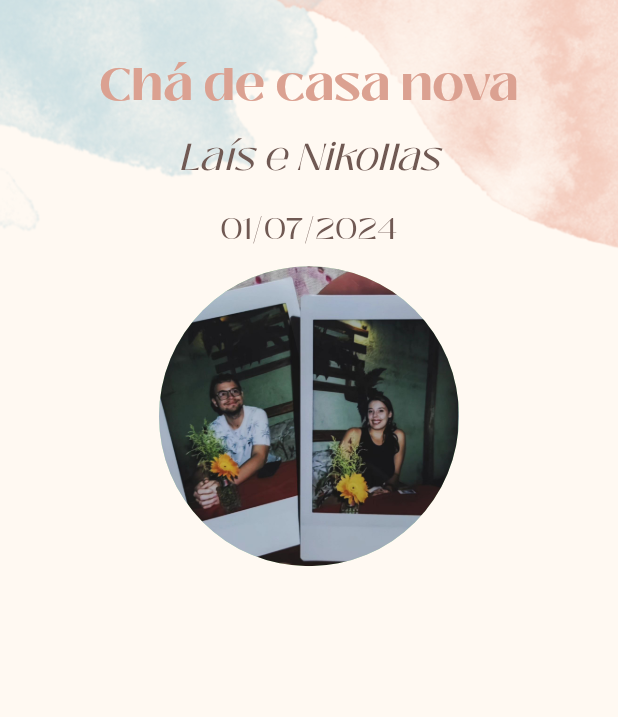
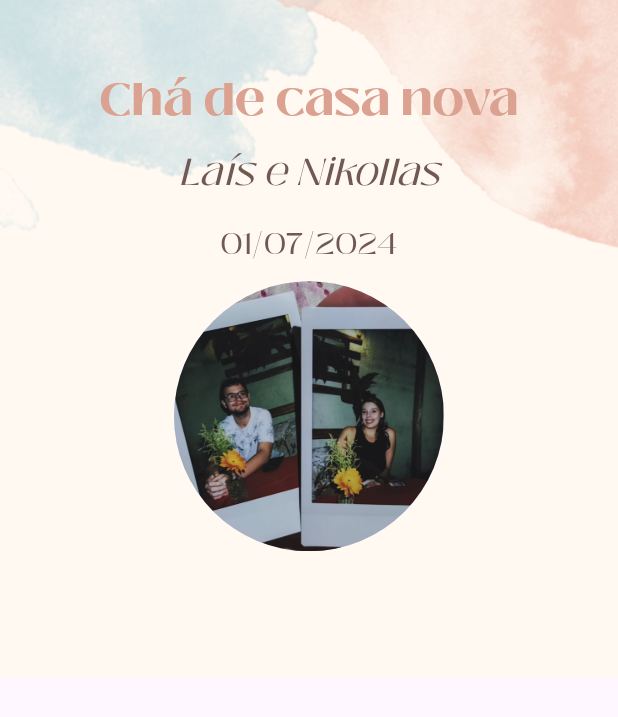
Before and after one commit to NikFG/cha_casa_nova, a Flutter app: the screen it shows after launch, on a phone screen of 412 x 824 dp. Shown: the top 717 px of the screen. Run offline on Flutter 3.47's test engine with Material 3 defaults, Android fonts, the phone set to English and light mode, and no system bars; our stand-ins replace cloud_firestore, firebase_core, qr_flutter, responsive_grid; missing offline and left inert: dart:js, pix_flutter; accounts and stored records are empty.

Commit message:
refatoração código

```diff
--- a/lib/main.dart
+++ b/lib/main.dart
@@ -1,6 +1,6 @@
 import 'package:flutter/material.dart';
 
-import 'my_home_page.dart';
+import 'pages/my_home_page.dart';
 import 'package:firebase_core/firebase_core.dart';
 import 'firebase_options.dart';
 
@@ -20,7 +20,8 @@ class MyApp extends StatelessWidget {
       title: 'Chá de casa nova Nikollas + Laís',
       debugShowCheckedModeBanner: false,
       theme: ThemeData(
-        colorScheme: ColorScheme.fromSeed(seedColor: Colors.green),
+        primaryColor: const Color.fromARGB(255, 112, 89, 83),
+        fontFamily: "BlackMango",
         useMaterial3: true,
       ),
       home: const MyHomePage(title: 'Chá de casa nova NikolLaís'),
--- a/lib/home_page_mobile.dart
+++ b/lib/pages/home_page_mobile.dart
@@ -1,3 +1,4 @@
+import "package:cha_casa_nova/utils/constants.dart";
 import "package:flutter/material.dart";
 
 class HomePageMobile extends StatelessWidget {
@@ -8,45 +9,45 @@ class HomePageMobile extends StatelessWidget {
     return Column(
       mainAxisAlignment: MainAxisAlignment.center,
       children: [
-        const Text(
+        Text(
           "Chá de casa nova",
           textAlign: TextAlign.center,
           style: TextStyle(
             fontSize: 30,
-            fontFamily: 'BlackMango',
+
             fontWeight: FontWeight.w900,
-            color: Color.fromARGB(255, 219, 161, 145),
+            color: Constants.secondaryColor,
           ),
         ),
-        SizedBox(
+        const SizedBox(
           height: 10,
         ),
         Text(
           "Laís e Nikollas",
           style: TextStyle(
             fontSize: 25,
-            fontFamily: 'BlackMango',
+
             fontStyle: FontStyle.italic,
-            color: Color.fromARGB(255, 112, 89, 83),
+            color: Constants.primaryColor,
           ),
         ),
-        SizedBox(
+        const SizedBox(
           height: 15,
         ),
         Text(
           "01/07/2024",
           style: TextStyle(
             fontSize: 20,
-            fontFamily: 'BlackMango',
-            color: Color.fromARGB(255, 112, 89, 83),
+
+            color:Constants.primaryColor,
           ),
         ),
-        SizedBox(
+        const SizedBox(
           height: 10,
         ),
-        CircleAvatar(
+        const CircleAvatar(
           backgroundImage: AssetImage("assets/profile.png"),
-          radius: 100,
+          radius: 90,
         )
       ],
     );
--- a/lib/my_home_page.dart
+++ b/lib/pages/my_home_page.dart
@@ -1,11 +1,11 @@
-import "dart:io";
 import 'dart:js' as js;
 
-import 'package:cha_casa_nova/Produto.dart';
-import "package:cha_casa_nova/home_page_mobile.dart";
-import "package:cha_casa_nova/home_page_pc.dart";
-import 'package:cha_casa_nova/pix_page.dart';
-import 'package:cha_casa_nova/product_card.dart';
+import 'package:cha_casa_nova/model/Produto.dart';
+import "package:cha_casa_nova/pages/home_page_mobile.dart";
+import "package:cha_casa_nova/pages/home_page_pc.dart";
+import 'package:cha_casa_nova/pages/pix_page.dart';
+import 'package:cha_casa_nova/pages/presente_page.dart';
+import 'package:cha_casa_nova/widgets/product_card.dart';
 import 'package:cloud_firestore/cloud_firestore.dart';
 import 'package:flutter/material.dart';
 import 'package:responsive_grid/responsive_grid.dart';
@@ -44,25 +44,30 @@ class _MyHomePageState extends State<MyHomePage> {
     final double itemWidth = size.width / 2;
     final bool isPc = size.width >= 1100;
     return Scaffold(
-        appBar: AppBar(
-          backgroundColor: Theme.of(context).colorScheme.inversePrimary,
-          toolbarHeight: height,
-          flexibleSpace: Container(
-            decoration: BoxDecoration(
+        // appBar: AppBar(
+        //   backgroundColor: Theme.of(context).colorScheme.inversePrimary,
+        //   toolbarHeight: height,
+        //   flexibleSpace: ,
+        // ),
+        body: SafeArea(
+      child: ListView(
+        children: [
+          Container(
+            height: height,
+            decoration: const BoxDecoration(
                 image: DecorationImage(
               image: AssetImage("assets/background.png"),
               fit: BoxFit.cover,
             )),
-            child: isPc ? HomePagePc() : HomePageMobile(),
+            child: isPc ? const HomePagePc() : const HomePageMobile(),
           ),
-        ),
-        body: SafeArea(
-          child: Container(
-            color: Color.fromARGB(255,255, 249, 242),
+          Container(
+            color: const Color.fromARGB(255, 255, 249, 242),
             child: Padding(
               padding:
                   const EdgeInsets.symmetric(vertical: 20.0, horizontal: 5.2),
               child: ResponsiveGridList(
+                  shrinkWrap: true,
                   desiredItemWidth: itemWidth > 600 ? 500 : 200,
                   minSpacing: 50,
                   children: produtos
@@ -80,8 +85,14 @@ class _MyHomePageState extends State<MyHomePage> {
                                           MainAxisAlignment.spaceBetween,
                                       children: [
                                         ElevatedButton(
-                                          onPressed: () => js.context
-                                              .callMethod('open', [p.link]),
+                                          onPressed: () {
+                                            js.context
+                                                .callMethod('open', [p.link]);
+                                            Navigator.of(context).push(
+                                                MaterialPageRoute(
+                                                    builder: (context) =>
+                                                        const PresentePage()));
+                                          },
                                           child: const Text("Loja"),
                                         ),
                                         ElevatedButton(
@@ -103,7 +114,9 @@ class _MyHomePageState extends State<MyHomePage> {
                       .toList()),
             ),
           ),
-        ));
+        ],
+      ),
+    ));
   }
 
   void refresh() async {
--- a/lib/add_produto.dart
+++ b/lib/utils/add_produto.dart
@@ -1,10 +1,10 @@
-import 'package:cha_casa_nova/my_home_page.dart';
+import 'package:cha_casa_nova/pages/my_home_page.dart';
 import 'package:cloud_firestore/cloud_firestore.dart';
 import 'package:flutter/material.dart';
 import 'package:flutter/services.dart';
 import 'package:uuid/uuid.dart';
 
-import 'Produto.dart';
+import '../model/Produto.dart';
 
 class AddProduto extends StatefulWidget {
   const AddProduto({super.key, required this.title});
--- /dev/null
+++ b/lib/utils/constants.dart
@@ -0,0 +1,6 @@
+import 'dart:ui';
+
+class Constants{
+  static Color primaryColor = const Color.fromARGB(255, 112, 89, 83);
+  static Color secondaryColor = const Color.fromARGB(255, 219, 161, 145);
+}
```
Also changed, not shown: lib/pages/home_page_pc.dart (renamed from lib/home_page_pc.dart, +9 -11 lines), lib/pages/presente_page.dart (added, +19 -0 lines), lib/widgets/product_card.dart (renamed from lib/product_card.dart, +6 -9 lines), lib/model/Produto.dart (renamed from lib/Produto.dart), lib/pages/pix_page.dart (renamed from lib/pix_page.dart).
